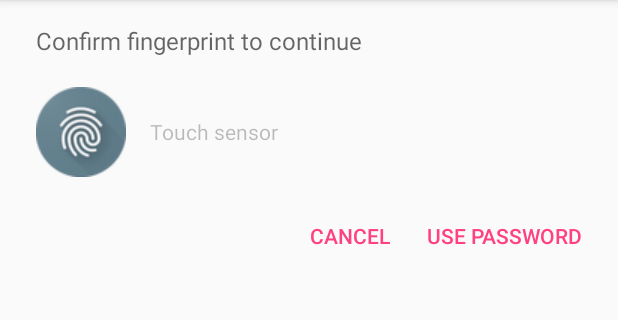
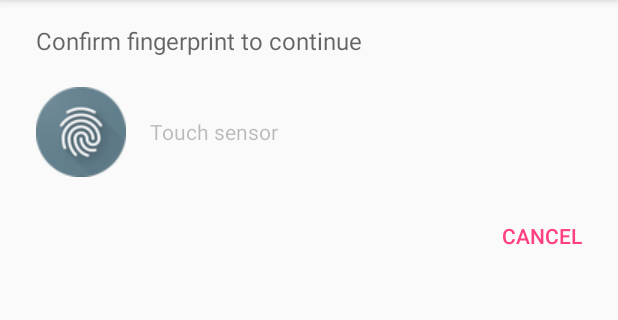
Before and after one commit to andresserranoglb/fingerprintdemo, an Android app: the fragment FingerprintAuthenticationDialogFragment shown on its own in the app's theme, on a phone screen of 412 x 824 dp, the part 84-404 px from its top. Run offline under Robolectric (Android 15) with nearby library versions, the phone set to English and light mode, and no system bars; 5 statements that could not run were skipped.

```diff
--- a/app/src/main/java/com/globant/andresserrano/fingerprintdemo/FingerprintAuthenticationDialogFragment.java
+++ b/app/src/main/java/com/globant/andresserrano/fingerprintdemo/FingerprintAuthenticationDialogFragment.java
@@ -41,31 +41,18 @@ import android.widget.TextView;
  * authentication if fingerprint is not available.
  */
 public class FingerprintAuthenticationDialogFragment extends DialogFragment
-        implements TextView.OnEditorActionListener, FingerprintUiHelper.Callback {
+        implements FingerprintUiHelper.Callback {
 
     private Button mCancelButton;
-    private Button mSecondDialogButton;
     private View mFingerprintContent;
-    private View mBackupContent;
-    private EditText mPassword;
-    private CheckBox mUseFingerprintFutureCheckBox;
-    private TextView mPasswordDescriptionTextView;
-    private TextView mNewFingerprintEnrolledTextView;
-
     private Stage mStage = Stage.FINGERPRINT;
-
     private FingerprintManager.CryptoObject mCryptoObject;
     private FingerprintUiHelper mFingerprintUiHelper;
     private MainActivity mActivity;
 
-    private InputMethodManager mInputMethodManager;
-    private SharedPreferences mSharedPreferences;
-
     @Override
     public void onCreate(Bundle savedInstanceState) {
         super.onCreate(savedInstanceState);
-
-        // Do not create a new Fragment when the Activity is re-created such as orientation changes.
         setRetainInstance(true);
         setStyle(DialogFragment.STYLE_NORMAL, android.R.style.Theme_Material_Light_Dialog);
     }
@@ -84,34 +71,15 @@ public class FingerprintAuthenticationDialogFragment extends DialogFragment
             }
         });
 
-        mSecondDialogButton = (Button) v.findViewById(R.id.second_dialog_button);
-        mSecondDialogButton.setOnClickListener(new View.OnClickListener() {
-            @Override
-            public void onClick(View view) {
-                if (mStage == Stage.FINGERPRINT) {
-                    goToBackup();
-                } else {
-                    verifyPassword();
-                }
-            }
-        });
+
+
         mFingerprintContent = v.findViewById(R.id.fingerprint_container);
-        mBackupContent = v.findViewById(R.id.backup_container);
-        mPassword = (EditText) v.findViewById(R.id.password);
-        mPassword.setOnEditorActionListener(this);
-        mPasswordDescriptionTextView = (TextView) v.findViewById(R.id.password_description);
-        mUseFingerprintFutureCheckBox = (CheckBox)
-                v.findViewById(R.id.use_fingerprint_in_future_check);
-        mNewFingerprintEnrolledTextView = (TextView)
-                v.findViewById(R.id.new_fingerprint_enrolled_description);
         mFingerprintUiHelper = new FingerprintUiHelper(
                 mActivity.getSystemService(FingerprintManager.class),
                 (ImageView) v.findViewById(R.id.fingerprint_icon),
                 (TextView) v.findViewById(R.id.fingerprint_status), this);
         updateStage();
 
-        // If fingerprint authentication is not available, switch immediately to the backup
-        // (password) screen.
         if (!mFingerprintUiHelper.isFingerprintAuthAvailable()) {
             goToBackup();
         }
@@ -143,8 +111,6 @@ public class FingerprintAuthenticationDialogFragment extends DialogFragment
     public void onAttach(Context context) {
         super.onAttach(context);
         mActivity = (MainActivity) getActivity();
-        mInputMethodManager = context.getSystemService(InputMethodManager.class);
-        mSharedPreferences = PreferenceManager.getDefaultSharedPreferences(context);
     }
 
     /**
@@ -161,79 +127,15 @@ public class FingerprintAuthenticationDialogFragment extends DialogFragment
      */
     @RequiresApi(api = Build.VERSION_CODES.M)
     private void goToBackup() {
-        mStage = Stage.PASSWORD;
         updateStage();
-        mPassword.requestFocus();
-
-        // Show the keyboard.
-        mPassword.postDelayed(mShowKeyboardRunnable, 500);
-
         // Fingerprint is not used anymore. Stop listening for it.
         mFingerprintUiHelper.stopListening();
     }
 
-    /**
-     * Checks whether the current entered password is correct, and dismisses the the dialog and
-     * let's the activity know about the result.
-     */
-    @RequiresApi(api = Build.VERSION_CODES.M)
-    private void verifyPassword() {
-        if (!checkPassword(mPassword.getText().toString())) {
-            return;
-        }
-        if (mStage == Stage.NEW_FINGERPRINT_ENROLLED) {
-            SharedPreferences.Editor editor = mSharedPreferences.edit();
-            editor.putBoolean(getString(R.string.use_fingerprint_to_authenticate_key),
-                    mUseFingerprintFutureCheckBox.isChecked());
-            editor.apply();
+    private void updateStage() {
+        mCancelButton.setText(R.string.cancel);
+        mFingerprintContent.setVisibility(View.VISIBLE);
 
-            if (mUseFingerprintFutureCheckBox.isChecked()) {
-                // Re-create the key so that fingerprints including new ones are validated.
-                mActivity.createKey(MainActivity.DEFAULT_KEY_NAME, true);
-                mStage = Stage.FINGERPRINT;
-            }
-        }
-        mPassword.setText("");
-        mActivity.signInWhitFingerPrint(false /* without Fingerprint */, null);
-        dismiss();
-    }
-
-    /**
-     * @return true if {@code password} is correct, false otherwise
-     */
-    private boolean checkPassword(String password) {
-        // Assume the password is always correct.
-        // In the real world situation, the password needs to be verified in the server side.
-        return password.length() > 0;
-    }
-
-    private final Runnable mShowKeyboardRunnable = new Runnable() {
-        @Override
-        public void run() {
-            mInputMethodManager.showSoftInput(mPassword, 0);
-        }
-    };
-
-    private void updateStage() {
-        switch (mStage) {
-            case FINGERPRINT:
-                mCancelButton.setText(R.string.cancel);
-                mSecondDialogButton.setText(R.string.use_password);
-                mFingerprintContent.setVisibility(View.VISIBLE);
-                mBackupContent.setVisibility(View.GONE);
-                break;
-
-        }
-    }
-
-    @RequiresApi(api = Build.VERSION_CODES.M)
-    @Override
-    public boolean onEditorAction(TextView v, int actionId, KeyEvent event) {
-        if (actionId == EditorInfo.IME_ACTION_GO) {
-            verifyPassword();
-            return true;
-        }
-        return false;
     }
 
     @RequiresApi(api = Build.VERSION_CODES.M)
@@ -255,8 +157,6 @@ public class FingerprintAuthenticationDialogFragment extends DialogFragment
      * Enumeration to indicate which authentication method the user is trying to authenticate with.
      */
     public enum Stage {
-        FINGERPRINT,
-        NEW_FINGERPRINT_ENROLLED,
-        PASSWORD
+        FINGERPRINT
     }
 }
--- a/app/src/main/res/layout/fingerprint_dialog_container.xml
+++ b/app/src/main/res/layout/fingerprint_dialog_container.xml
@@ -25,9 +25,7 @@
 
         <include layout="@layout/fingerprint_dialog_content" />
 
-        <include
-            layout="@layout/fingerprint_dialog_backup"
-            android:visibility="gone" />
+
 
     </FrameLayout>
 
@@ -55,11 +53,6 @@
             android:layout_width="wrap_content"
             android:layout_height="wrap_content"/>
 
-        <Button
-            android:id="@+id/second_dialog_button"
-            style="?android:attr/buttonBarPositiveButtonStyle"
-            android:layout_width="wrap_content"
-            android:layout_height="wrap_content"/>
     </LinearLayout>
 
 </LinearLayout>
--- a/app/src/main/res/values/strings.xml
+++ b/app/src/main/res/values/strings.xml
@@ -23,7 +23,6 @@
     <string name="app_name">FingerprintDialog</string>
     <string name="action_settings">Settings</string>
     <string name="cancel">Cancel</string>
-    <string name="use_password">Use password</string>
     <string name="sign_in">Sign in</string>
     <string name="ok">OK</string>
     <string name="password">Password</string>
```
Also changed, not shown: app/src/main/java/com/globant/andresserrano/fingerprintdemo/MainActivity.java (+65 -85 lines), app/src/main/res/layout/activity_main.xml (+8 -8 lines), app/src/main/res/layout/fingerprint_dialog_backup.xml (deleted, +0 -78 lines).
